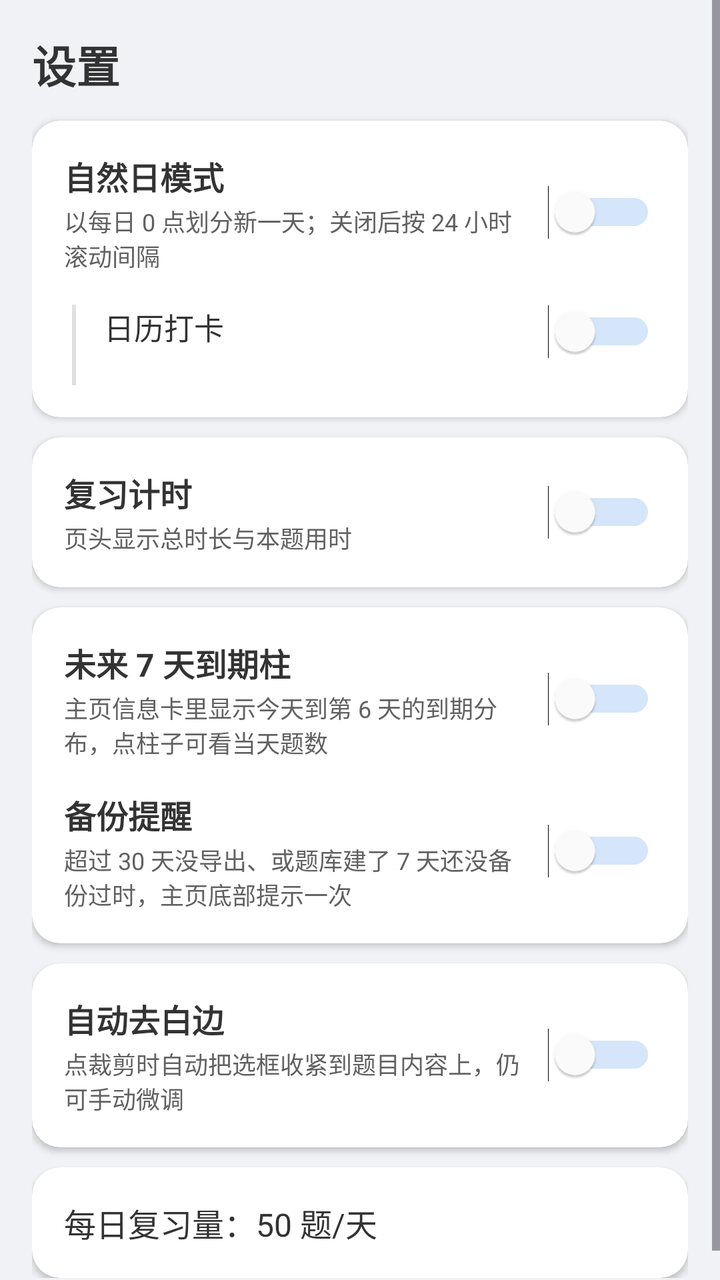
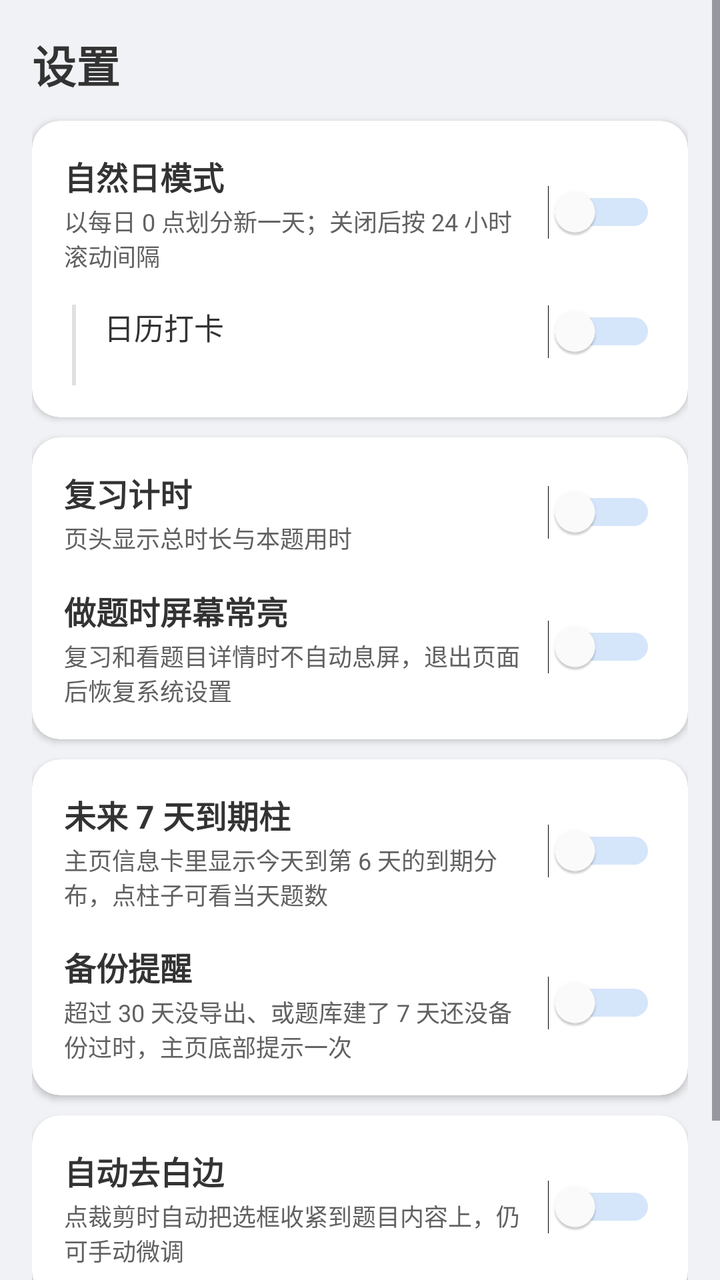

Before-and-after screenshots of an Android layout around one commit, followed by the original layout XML and the change that was made.
<!-- AndroidManifest.xml: application theme Theme.Demo -->
<!-- res/layout/activity_settings.xml -->
<?xml version="1.0" encoding="utf-8"?>
<ScrollView xmlns:android="http://schemas.android.com/apk/res/android"
    xmlns:app="http://schemas.android.com/apk/res-auto"
    android:layout_width="match_parent"
    android:layout_height="match_parent"
    android:background="@color/home_bg"
    android:fillViewport="true">

    <LinearLayout
        android:layout_width="match_parent"
        android:layout_height="wrap_content"
        android:orientation="vertical"
        android:padding="@dimen/home_padding"
        android:gravity="top|center_horizontal">

        <TextView
            android:layout_width="match_parent"
            android:layout_height="wrap_content"
            android:text="设置"
            android:textSize="22sp"
            android:textStyle="bold"
            android:textColor="@color/home_text_primary"
            android:layout_marginBottom="12dp" />

        
        <androidx.cardview.widget.CardView
            android:layout_width="match_parent"
            android:layout_height="wrap_content"
            app:cardBackgroundColor="@color/home_card"
            app:cardCornerRadius="@dimen/home_card_corner"
            android:layout_marginBottom="@dimen/home_card_margin">

            <LinearLayout
                android:layout_width="match_parent"
                android:layout_height="wrap_content"
                android:orientation="vertical"
                android:padding="@dimen/home_info_padding">

                
                <LinearLayout
                    android:layout_width="match_parent"
                    android:layout_height="wrap_content"
                    android:orientation="horizontal"
                    android:gravity="center_vertical">

                    <LinearLayout
                        android:layout_width="0dp"
                        android:layout_height="wrap_content"
                        android:layout_weight="1"
                        android:orientation="vertical">

                        <TextView
                            android:layout_width="wrap_content"
                            android:layout_height="wrap_content"
                            android:text="自然日模式"
                            android:textSize="16sp"
                            android:textStyle="bold"
                            android:textColor="@color/home_text_primary" />

                        <TextView
                            android:layout_width="wrap_content"
                            android:layout_height="wrap_content"
                            android:text="以每日 0 点划分新一天；关闭后按 24 小时滚动间隔"
                            android:textSize="12sp"
                            android:textColor="@color/home_text_secondary"
                            android:layout_marginTop="2dp" />
                    </LinearLayout>

                    <Switch
                        android:id="@+id/switch_natural_day"
                        android:layout_width="wrap_content"
                        android:layout_height="wrap_content"
                        android:layout_marginStart="12dp"
                        android:thumbTint="@color/switch_thumb"
                        android:trackTint="@color/switch_track" />
                </LinearLayout>

                
                <LinearLayout
                    android:layout_width="match_parent"
                    android:layout_height="wrap_content"
                    android:orientation="horizontal"
                    android:layout_marginTop="16dp">

                    <View
                        android:id="@+id/view_checkin_guide"
                        android:layout_width="2dp"
                        android:layout_height="match_parent"
                        android:background="@color/home_stroke"
                        android:layout_marginStart="4dp"
                        android:layout_marginEnd="14dp" />

                    <LinearLayout
                        android:layout_width="0dp"
                        android:layout_height="wrap_content"
                        android:layout_weight="1"
                        android:orientation="vertical">

                        <TextView
                            android:id="@+id/tv_checkin_title"
                            android:layout_width="wrap_content"
                            android:layout_height="wrap_content"
                            android:text="日历打卡"
                            android:textSize="15sp"
                            android:textColor="@color/home_text_primary" />

                        <TextView
                            android:id="@+id/tv_checkin_hint"
                            android:layout_width="match_parent"
                            android:layout_height="wrap_content"
                            android:textSize="12sp"
                            android:textColor="@color/home_text_secondary"
                            android:layout_marginTop="2dp" />
                    </LinearLayout>

                    <Switch
                        android:id="@+id/switch_checkin"
                        android:layout_width="wrap_content"
                        android:layout_height="wrap_content"
                        android:layout_marginStart="12dp"
                        android:thumbTint="@color/switch_thumb"
                        android:trackTint="@color/switch_track" />
                </LinearLayout>
            </LinearLayout>
        </androidx.cardview.widget.CardView>

        
        <androidx.cardview.widget.CardView
            android:layout_width="match_parent"
            android:layout_height="wrap_content"
            app:cardBackgroundColor="@color/home_card"
            app:cardCornerRadius="@dimen/home_card_corner"
            android:layout_marginBottom="@dimen/home_card_margin">

            <LinearLayout
                android:layout_width="match_parent"
                android:layout_height="wrap_content"
                android:orientation="vertical"
                android:padding="@dimen/home_info_padding">

                <LinearLayout
                    android:layout_width="match_parent"
                    android:layout_height="wrap_content"
                    android:orientation="horizontal"
                    android:gravity="center_vertical">

                    <LinearLayout
                        android:layout_width="0dp"
                        android:layout_height="wrap_content"
                        android:layout_weight="1"
                        android:orientation="vertical">

                        <TextView
                            android:layout_width="wrap_content"
                            android:layout_height="wrap_content"
                            android:text="复习计时"
                            android:textSize="16sp"
                            android:textStyle="bold"
                            android:textColor="@color/home_text_primary" />

                        <TextView
                            android:layout_width="wrap_content"
                            android:layout_height="wrap_content"
                            android:text="页头显示总时长与本题用时"
                            android:textSize="12sp"
                            android:textColor="@color/home_text_secondary"
                            android:layout_marginTop="2dp" />
                    </LinearLayout>

                    <Switch
                        android:id="@+id/switch_timer"
                        android:layout_width="wrap_content"
                        android:layout_height="wrap_content"
                        android:layout_marginStart="12dp"
                        android:thumbTint="@color/switch_thumb"
                        android:trackTint="@color/switch_track" />
                </LinearLayout>
            </LinearLayout>
        </androidx.cardview.widget.CardView>

        
        <androidx.cardview.widget.CardView
            android:layout_width="match_parent"
            android:layout_height="wrap_content"
            app:cardBackgroundColor="@color/home_card"
            app:cardCornerRadius="@dimen/home_card_corner"
            android:layout_marginBottom="@dimen/home_card_margin">

            <LinearLayout
                android:layout_width="match_parent"
                android:layout_height="wrap_content"
                android:orientation="vertical"
                android:padding="@dimen/home_info_padding">

                <LinearLayout
                    android:layout_width="match_parent"
                    android:layout_height="wrap_content"
                    android:orientation="horizontal"
                    android:gravity="center_vertical">

                    <LinearLayout
                        android:layout_width="0dp"
                        android:layout_height="wrap_content"
                        android:layout_weight="1"
                        android:orientation="vertical">

                        <TextView
                            android:layout_width="wrap_content"
                            android:layout_height="wrap_content"
                            android:text="未来 7 天到期柱"
                            android:textSize="16sp"
                            android:textStyle="bold"
                            android:textColor="@color/home_text_primary" />

                        <TextView
                            android:layout_width="match_parent"
                            android:layout_height="wrap_content"
                            android:text="主页信息卡里显示今天到第 6 天的到期分布，点柱子可看当天题数"
                            android:textSize="12sp"
                            android:textColor="@color/home_text_secondary"
                            android:layout_marginTop="2dp" />
                    </LinearLayout>

                    <Switch
                        android:id="@+id/switch_due_chart"
                        android:layout_width="wrap_content"
                        android:layout_height="wrap_content"
                        android:layout_marginStart="12dp"
                        android:thumbTint="@color/switch_thumb"
                        android:trackTint="@color/switch_track" />
                </LinearLayout>

                <LinearLayout
                    android:layout_width="match_parent"
                    android:layout_height="wrap_content"
                    android:orientation="horizontal"
                    android:gravity="center_vertical"
                    android:layout_marginTop="16dp">

                    <LinearLayout
                        android:layout_width="0dp"
                        android:layout_height="wrap_content"
                        android:layout_weight="1"
                        android:orientation="vertical">

                        <TextView
                            android:layout_width="wrap_content"
                            android:layout_height="wrap_content"
                            android:text="备份提醒"
                            android:textSize="16sp"
                            android:textStyle="bold"
                            android:textColor="@color/home_text_primary" />

                        <TextView
                            android:layout_width="match_parent"
                            android:layout_height="wrap_content"
                            android:text="超过 30 天没导出、或题库建了 7 天还没备份过时，主页底部提示一次"
                            android:textSize="12sp"
                            android:textColor="@color/home_text_secondary"
                            android:layout_marginTop="2dp" />
                    </LinearLayout>

                    <Switch
                        android:id="@+id/switch_backup_hint"
                        android:layout_width="wrap_content"
                        android:layout_height="wrap_content"
                        android:layout_marginStart="12dp"
                        android:thumbTint="@color/switch_thumb"
                        android:trackTint="@color/switch_track" />
                </LinearLayout>
            </LinearLayout>
        </androidx.cardview.widget.CardView>

        
        <androidx.cardview.widget.CardView
            android:layout_width="match_parent"
            android:layout_height="wrap_content"
            app:cardBackgroundColor="@color/home_card"
            app:cardCornerRadius="@dimen/home_card_corner"
            android:layout_marginBottom="@dimen/home_card_margin">

            <LinearLayout
                android:layout_width="match_parent"
                android:layout_height="wrap_content"
                android:orientation="horizontal"
                android:gravity="center_vertical"
                android:padding="@dimen/home_info_padding">

                <LinearLayout
                    android:layout_width="0dp"
                    android:layout_height="wrap_content"
                    android:layout_weight="1"
                    android:orientation="vertical">

                    <TextView
                        android:layout_width="wrap_content"
                        android:layout_height="wrap_content"
                        android:text="自动去白边"
                        android:textSize="16sp"
                        android:textStyle="bold"
                        android:textColor="@color/home_text_primary" />

                    <TextView
                        android:layout_width="wrap_content"
                        android:layout_height="wrap_content"
                        android:text="点裁剪时自动把选框收紧到题目内容上，仍可手动微调"
                        android:textSize="12sp"
                        android:textColor="@color/home_text_secondary"
                        android:layout_marginTop="2dp" />
                </LinearLayout>

                <Switch
                    android:id="@+id/switch_auto_trim"
                    android:layout_width="wrap_content"
                    android:layout_height="wrap_content"
                    android:layout_marginStart="12dp"
                    android:thumbTint="@color/switch_thumb"
                    android:trackTint="@color/switch_track" />
            </LinearLayout>
        </androidx.cardview.widget.CardView>

        
        <androidx.cardview.widget.CardView
            android:layout_width="match_parent"
            android:layout_height="wrap_content"
            app:cardBackgroundColor="@color/home_card"
            app:cardCornerRadius="@dimen/home_card_corner">

            <TextView
                android:id="@+id/tv_budget_row"
                android:layout_width="match_parent"
                android:layout_height="wrap_content"
                android:text="每日复习量：50 题/天"
                android:textSize="16sp"
                android:textColor="@color/home_text_primary"
                android:foreground="?attr/selectableItemBackground"
                android:clickable="true"
                android:focusable="true"
                android:padding="@dimen/home_info_padding" />
        </androidx.cardview.widget.CardView>

    </LinearLayout>
</ScrollView>
<!-- resources referenced by this layout -->
<resources>
  <color name="home_bg">#F0F2F5</color>
  <color name="home_card">#FFFFFF</color>
  <color name="home_stroke">#E0E0E0</color>
  <color name="home_text_primary">#333333</color>
  <color name="home_text_secondary">#616161</color>
  <color name="switch_thumb">#FFFFFF</color>
  <color name="switch_track">#5d9cec</color>
  <dimen name="home_card_corner">14dp</dimen>
  <dimen name="home_card_margin">10dp</dimen>
  <dimen name="home_info_padding">16dp</dimen>
  <dimen name="home_padding">16dp</dimen>
  <style name="Theme.Demo" parent="Base.Theme.Demo" />
  <style name="Base.Theme.Demo" parent="Theme.Material3.DayNight.NoActionBar">
          
          <item name="android:statusBarColor">@color/home_bg</item>
          <item name="android:windowLightStatusBar">true</item>
          <item name="android:navigationBarColor">@color/home_bg</item>
          <item name="android:windowLightNavigationBar" tools:targetApi="o_mr1">true</item>
          <item name="android:enforceNavigationBarContrast" tools:targetApi="q">false</item>
      </style>
</resources>

<!-- the commit's change to res/layout/activity_settings.xml (unified diff, before → after) -->
@@ -175,6 +175,45 @@
                         android:thumbTint="@color/switch_thumb"
                         android:trackTint="@color/switch_track" />
                 </LinearLayout>
+
+                <LinearLayout
+                    android:layout_width="match_parent"
+                    android:layout_height="wrap_content"
+                    android:orientation="horizontal"
+                    android:gravity="center_vertical"
+                    android:layout_marginTop="16dp">
+
+                    <LinearLayout
+                        android:layout_width="0dp"
+                        android:layout_height="wrap_content"
+                        android:layout_weight="1"
+                        android:orientation="vertical">
+
+                        <TextView
+                            android:layout_width="wrap_content"
+                            android:layout_height="wrap_content"
+                            android:text="做题时屏幕常亮"
+                            android:textSize="16sp"
+                            android:textStyle="bold"
+                            android:textColor="@color/home_text_primary" />
+
+                        <TextView
+                            android:layout_width="match_parent"
+                            android:layout_height="wrap_content"
+                            android:text="复习和看题目详情时不自动息屏，退出页面后恢复系统设置"
+                            android:textSize="12sp"
+                            android:textColor="@color/home_text_secondary"
+                            android:layout_marginTop="2dp" />
+                    </LinearLayout>
+
+                    <Switch
+                        android:id="@+id/switch_screen_on"
+                        android:layout_width="wrap_content"
+                        android:layout_height="wrap_content"
+                        android:layout_marginStart="12dp"
+                        android:thumbTint="@color/switch_thumb"
+                        android:trackTint="@color/switch_track" />
+                </LinearLayout>
             </LinearLayout>
         </androidx.cardview.widget.CardView>
 
